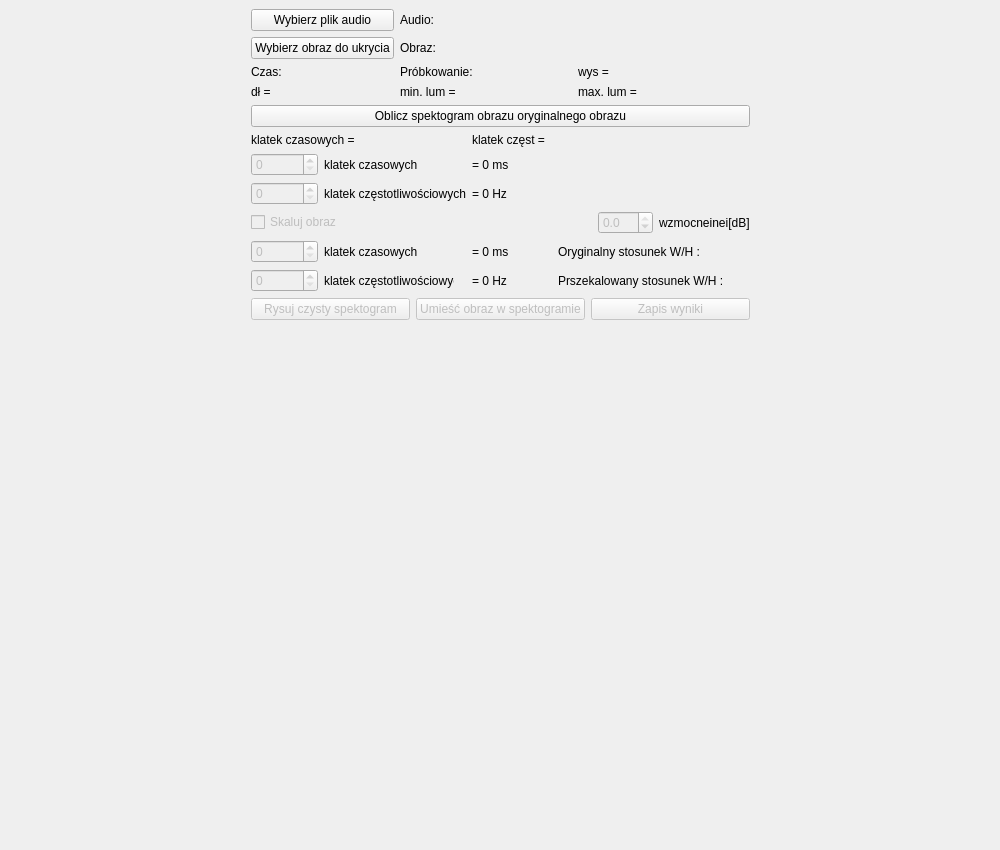
First picture: the form in MainWindow.ui, repository Groundy/Studia_ProjektTO, before the edit.
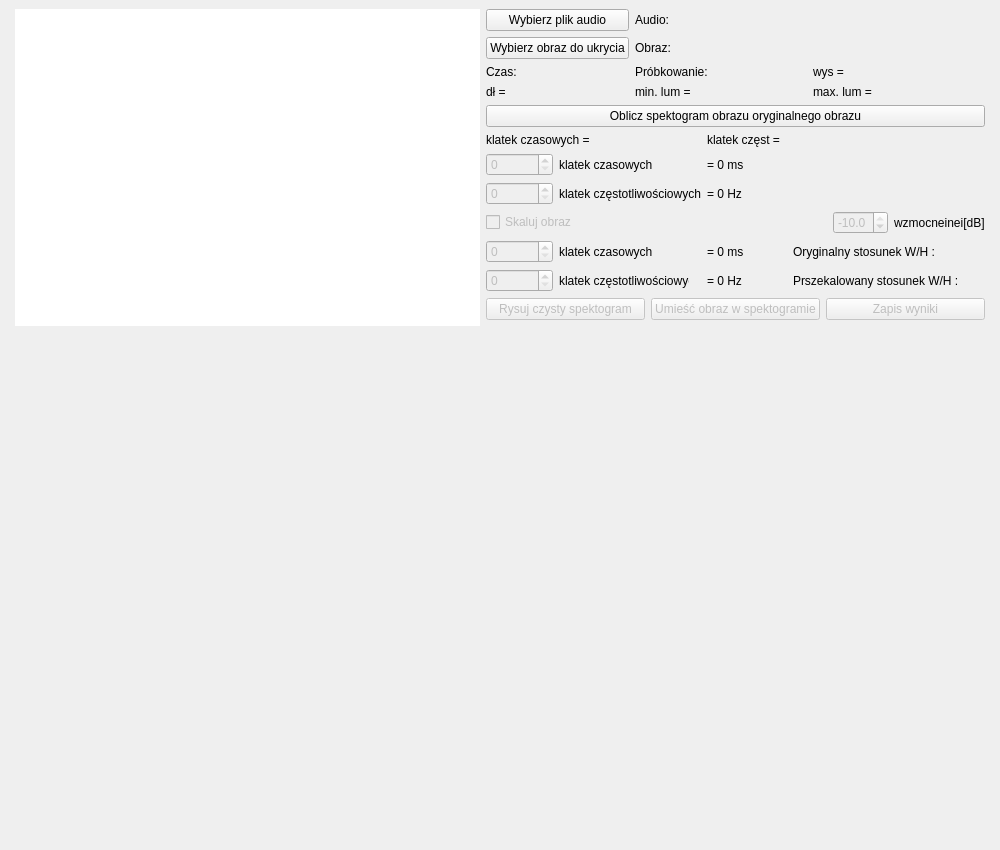
Second picture: the form after the edit.

Commit message:
Dużo zmian
Lekkie uporządkowanie kodu, dodanie podstawowych logów

```diff
--- a/MainWindow.ui
+++ b/MainWindow.ui
@@ -41,7 +41,7 @@
    <layout class="QGridLayout" name="gridLayout_2">
     <item row="0" column="0">
      <layout class="QGridLayout" name="gridLayout">
-      <item row="5" column="0" colspan="3">
+      <item row="5" column="0" colspan="4">
        <widget class="QLabel" name="spectogramLabel">
         <property name="sizePolicy">
          <sizepolicy hsizetype="MinimumExpanding" vsizetype="MinimumExpanding">
@@ -60,7 +60,99 @@
         </property>
        </widget>
       </item>
-      <item row="3" column="1">
+      <item row="1" column="2" rowspan="2">
+       <layout class="QGridLayout" name="gridLayout_3">
+        <item row="2" column="1">
+         <widget class="QLabel" name="audioDurationLabel">
+          <property name="text">
+           <string>Czas: </string>
+          </property>
+         </widget>
+        </item>
+        <item row="1" column="1">
+         <widget class="QPushButton" name="chooseImgFile">
+          <property name="text">
+           <string>Wybierz obraz do ukrycia</string>
+          </property>
+         </widget>
+        </item>
+        <item row="2" column="3">
+         <widget class="QLabel" name="heightLabel">
+          <property name="text">
+           <string>wys = </string>
+          </property>
+         </widget>
+        </item>
+        <item row="3" column="2">
+         <widget class="QLabel" name="minLumLabel">
+          <property name="text">
+           <string>min. lum = </string>
+          </property>
+         </widget>
+        </item>
+        <item row="3" column="1">
+         <widget class="QLabel" name="widthLabel">
+          <property name="text">
+           <string>dł = </string>
+          </property>
+         </widget>
+        </item>
+        <item row="0" column="1">
+         <widget class="QPushButton" name="selectAudioFileButton">
+          <property name="text">
+           <string>Wybierz plik audio</string>
+          </property>
+         </widget>
+        </item>
+        <item row="2" column="2">
+         <widget class="QLabel" name="samplingLabel">
+          <property name="text">
+           <string>Próbkowanie: </string>
+          </property>
+         </widget>
+        </item>
+        <item row="1" column="2" colspan="2">
+         <widget class="QLabel" name="imgFileNameLabel">
+          <property name="minimumSize">
+           <size>
+            <width>350</width>
+            <height>0</height>
+           </size>
+          </property>
+          <property name="text">
+           <string>Obraz: </string>
+          </property>
+         </widget>
+        </item>
+        <item row="0" column="2" colspan="2">
+         <widget class="QLabel" name="audioFileNameLabel">
+          <property name="minimumSize">
+           <size>
+            <width>350</width>
+            <height>0</height>
+           </size>
+          </property>
+          <property name="text">
+           <string>Audio:</string>
+          </property>
+         </widget>
+        </item>
+        <item row="3" column="3">
+         <widget class="QLabel" name="maxLumLabel">
+          <property name="minimumSize">
+           <size>
+            <width>15</width>
+            <height>13</height>
+           </size>
+          </property>
+          <property name="text">
+           <string>max. lum = </string>
+          </property>
+         </widget>
+        </item>
+       </layout>
+      </item>
+      <item row="3" column="2">
        <layout class="QGridLayout" name="gridLayout_5">
         <item row="4" column="1" colspan="2">
          <widget class="QLabel" name="constLabel4">
@@ -279,13 +371,13 @@
              <number>1</number>
             </property>
             <property name="minimum">
-             <double>-30.000000000000000</double>
+             <double>-40.000000000000000</double>
             </property>
             <property name="maximum">
-             <double>0.000000000000000</double>
+             <double>-10.000000000000000</double>
             </property>
             <property name="singleStep">
-             <double>0.100000000000000</double>
+             <double>0.200000000000000</double>
             </property>
            </widget>
           </item>
@@ -300,123 +392,21 @@
         </item>
        </layout>
       </item>
-      <item row="1" column="0" rowspan="4">
-       <spacer name="horizontalSpacer">
-        <property name="orientation">
-         <enum>Qt::Horizontal</enum>
+      <item row="1" column="1" rowspan="4">
+       <widget class="QPlainTextEdit" name="plainTextEdit">
+        <property name="layoutDirection">
+         <enum>Qt::LeftToRight</enum>
         </property>
-        <property name="sizeHint" stdset="0">
-         <size>
-          <width>40</width>
-          <height>20</height>
-         </size>
+        <property name="frameShape">
+         <enum>QFrame::NoFrame</enum>
         </property>
-       </spacer>
-      </item>
-      <item row="1" column="2" rowspan="4">
-       <spacer name="horizontalSpacer_2">
-        <property name="orientation">
-         <enum>Qt::Horizontal</enum>
+        <property name="readOnly">
+         <bool>true</bool>
         </property>
-        <property name="sizeHint" stdset="0">
-         <size>
-          <width>40</width>
-          <height>20</height>
-         </size>
+        <property name="plainText">
+         <string/>
         </property>
-       </spacer>
-      </item>
-      <item row="1" column="1" rowspan="2">
-       <layout class="QGridLayout" name="gridLayout_3">
-        <item row="2" column="0">
-         <widget class="QLabel" name="audioDurationLabel">
-          <property name="text">
-           <string>Czas: </string>
-          </property>
-         </widget>
-        </item>
-        <item row="2" column="2">
-         <widget class="QLabel" name="heightLabel">
-          <property name="text">
-           <string>wys = </string>
-          </property>
-         </widget>
-        </item>
-        <item row="1" column="0">
-         <widget class="QPushButton" name="chooseImgFile">
-          <property name="text">
-           <string>Wybierz obraz do ukrycia</string>
-          </property>
-         </widget>
-        </item>
-        <item row="3" column="2">
-         <widget class="QLabel" name="maxLumLabel">
-          <property name="minimumSize">
-           <size>
-            <width>15</width>
-            <height>13</height>
-           </size>
-          </property>
-          <property name="text">
-           <string>max. lum = </string>
-          </property>
-         </widget>
-        </item>
-        <item row="3" column="1">
-         <widget class="QLabel" name="minLumLabel">
-          <property name="text">
-           <string>min. lum = </string>
-          </property>
-         </widget>
-        </item>
-        <item row="2" column="1">
-         <widget class="QLabel" name="samplingLabel">
-          <property name="text">
-           <string>Próbkowanie: </string>
-          </property>
-         </widget>
-        </item>
-        <item row="1" column="1" colspan="2">
-         <widget class="QLabel" name="imgFileNameLabel">
-          <property name="minimumSize">
-           <size>
-            <width>350</width>
-            <height>0</height>
-           </size>
-          </property>
-          <property name="text">
-           <string>Obraz: </string>
-          </property>
-         </widget>
-        </item>
-        <item row="3" column="0">
-         <widget class="QLabel" name="widthLabel">
-          <property name="text">
-           <string>dł = </string>
-          </property>
-         </widget>
-        </item>
-        <item row="0" column="1" colspan="2">
-         <widget class="QLabel" name="audioFileNameLabel">
-          <property name="minimumSize">
-           <size>
-            <width>350</width>
-            <height>0</height>
-           </size>
-          </property>
-          <property name="text">
-           <string>Audio:</string>
-          </property>
-         </widget>
-        </item>
-        <item row="0" column="0">
-         <widget class="QPushButton" name="selectAudioFileButton">
-          <property name="text">
-           <string>Wybierz plik audio</string>
-          </property>
-         </widget>
-        </item>
-       </layout>
+       </widget>
       </item>
      </layout>
     </item>
```
The commit also changes 2 other files.
